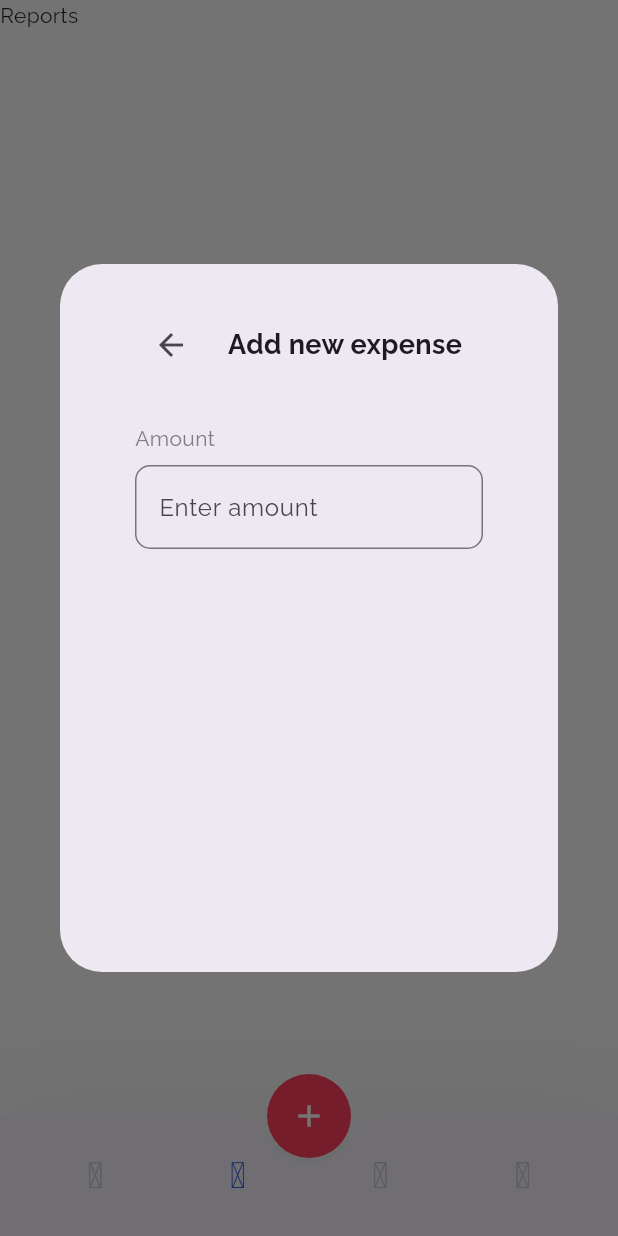
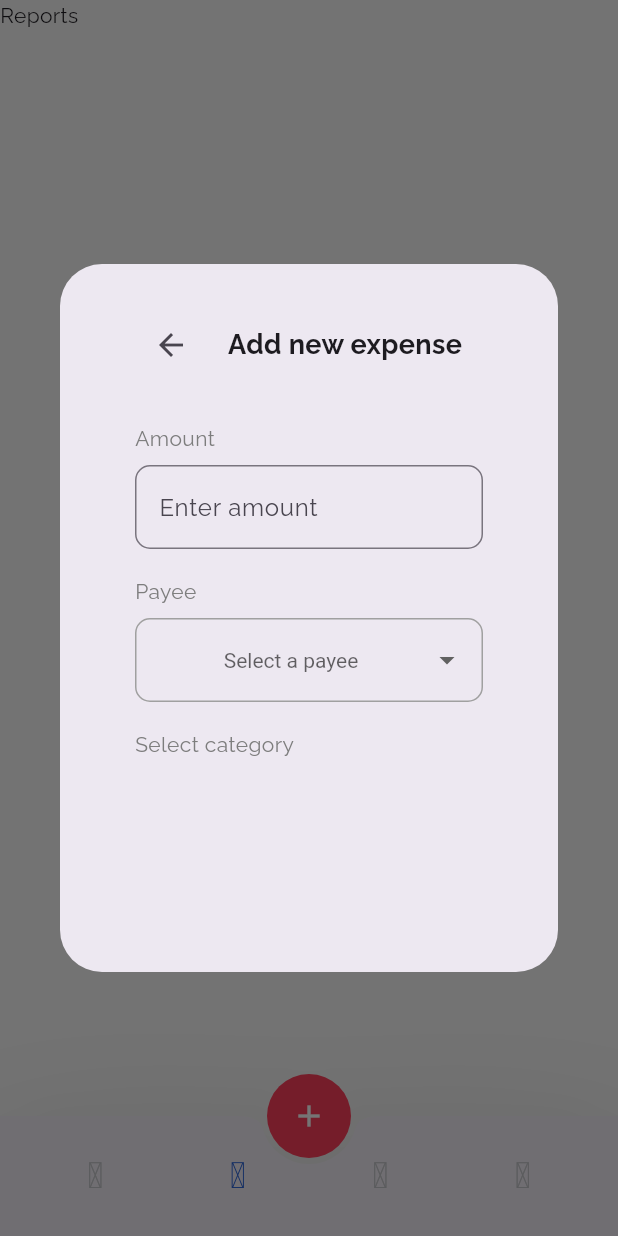
Before and after one commit to rjcalifornia/Expense, a Flutter app: the AppScreen screen opened by its route, item 2 of the bottom bar chosen, after a tap on the "add" icon, on a phone screen of 412 x 824 dp. Run offline on Flutter 3.47's test engine with Material 3 defaults, Android fonts, the phone set to English and light mode, and no system bars; our stand-ins replace google_fonts, material_symbols_icons, shared_preferences; missing offline and left inert: window_manager; accounts and stored records are empty; statements that could not run were skipped.

Commit message:
Changes to be committed: 	modified:   lib/ui/screens/app.dart 	modified:   lib/ui/screens/reports.dart 	modified:   lib/ui/screens/transactions.dart 	modified:   lib/ui/widgets/add_expense_dialog.dart

```diff
--- a/lib/ui/screens/app.dart
+++ b/lib/ui/screens/app.dart
@@ -6,7 +6,6 @@ import 'package:expense/ui/widgets/add_expense_dialog.dart';
 import 'package:flutter/material.dart';
 
 import 'package:material_symbols_icons/symbols.dart';
-import 'package:window_manager/window_manager.dart';
 
 class AppScreen extends StatefulWidget {
   const AppScreen({super.key});
@@ -72,19 +71,7 @@ class _AppScreenState extends State<AppScreen> {
       //         }),
       //   ],
       // ),
-      floatingActionButton: FloatingActionButton(
-        backgroundColor: ExpenseColors.brand,
-        onPressed: () {
-          addExpense(context);
-        },
-        tooltip: 'Add new expense',
-        shape: const CircleBorder(),
-        elevation: 0,
-        child: const Icon(
-          Icons.add,
-          color: Colors.white,
-        ),
-      ),
+      floatingActionButton: AddExpenseWidget(),
       floatingActionButtonLocation: FloatingActionButtonLocation.centerDocked,
       bottomNavigationBar: BottomAppBar(
         shape: const CircularNotchedRectangle(), surfaceTintColor: Colors.white,
--- a/lib/ui/screens/reports.dart
+++ b/lib/ui/screens/reports.dart
@@ -10,8 +10,6 @@ class ReportScreen extends StatefulWidget {
 class _ReportScreenState extends State<ReportScreen> {
   @override
   Widget build(BuildContext context) {
-    return Container(
-      child: Text("Reports"),
-    );
+    return const Text("Reports");
   }
 }
--- a/lib/ui/screens/transactions.dart
+++ b/lib/ui/screens/transactions.dart
@@ -10,8 +10,6 @@ class TransactionsScreen extends StatefulWidget {
 class _TransactionsScreenState extends State<TransactionsScreen> {
   @override
   Widget build(BuildContext context) {
-    return Container(
-      child: Text("Transactions"),
-    );
+    return const Text("Transactions");
   }
 }
--- a/lib/ui/widgets/add_expense_dialog.dart
+++ b/lib/ui/widgets/add_expense_dialog.dart
@@ -1,15 +1,28 @@
 import 'package:expense/global.dart';
 import 'package:flutter/material.dart';
 
-Future<void> addExpense(BuildContext context) {
-  return showDialog<void>(
+class AddExpenseWidget extends StatefulWidget {
+  const AddExpenseWidget({super.key});
+
+  @override
+  State<AddExpenseWidget> createState() => _AddExpenseWidgetState();
+}
+
+class _AddExpenseWidgetState extends State<AddExpenseWidget> {
+  @override
+  Widget build(BuildContext context) {
+    const List<String> list = <String>['One', 'Two', 'Three', 'Four'];
+    return FloatingActionButton(
+      backgroundColor: ExpenseColors.brand,
+      onPressed: () {
+        showDialog<void>(
             context: context,
             barrierDismissible: false,
             builder: (BuildContext context) {
               return AlertDialog(
-          contentPadding:
-              const EdgeInsets.only(top: 30, bottom: 30, left: 50, right: 50),
-          surfaceTintColor: Color(0xffF5F5F5),
+                contentPadding: const EdgeInsets.only(
+                    top: 30, bottom: 30, left: 50, right: 50),
+                surfaceTintColor: const Color(0xffF5F5F5),
                 content: Container(
                   width: 300,
                   height: MediaQuery.of(context).size.height / 2,
@@ -44,7 +57,8 @@ Future<void> addExpense(BuildContext context) {
                         children: [
                           Text(
                             "Amount",
-                      style: TextStyle(color: ExpenseColors.expenseLabels),
+                            style:
+                                TextStyle(color: ExpenseColors.expenseLabels),
                           ),
                         ],
                       ),
@@ -60,9 +74,9 @@ Future<void> addExpense(BuildContext context) {
                               color: Colors.black),
                           decoration: InputDecoration(
                             filled: false,
-                      focusedBorder: OutlineInputBorder(
+                            focusedBorder: const OutlineInputBorder(
                                 borderSide:
-                              const BorderSide(color: Color(0xffa0a0a0))),
+                                    BorderSide(color: Color(0xffa0a0a0))),
                             focusColor: const Color(0xffa0a0a0),
                             hoverColor: const Color(0xffa0a0a0),
                             fillColor: const Color(0xffF5F5F5),
@@ -71,10 +85,80 @@ Future<void> addExpense(BuildContext context) {
                                 borderSide:
                                     const BorderSide(color: Color(0xffa0a0a0))),
                             labelText: "Enter amount",
-                    ))
+                          )),
+                      const SizedBox(
+                        height: 18,
+                      ),
+                      const Row(
+                        children: [
+                          Text(
+                            "Payee",
+                            style:
+                                TextStyle(color: ExpenseColors.expenseLabels),
+                          ),
+                        ],
+                      ),
+                      const SizedBox(
+                        height: 8,
+                      ),
+                      DropdownButtonFormField(
+                        decoration: InputDecoration(
+                          fillColor: const Color(0xffF5F5F5),
+                          enabledBorder: OutlineInputBorder(
+                              borderRadius: BorderRadius.circular(10),
+                              borderSide: BorderSide(color: Color(0xffa0a0a0))),
+                          disabledBorder: InputBorder.none,
+                          focusedBorder: const OutlineInputBorder(
+                              borderSide: BorderSide(color: Color(0xffa0a0a0))),
+                          border: OutlineInputBorder(
+                              borderRadius: BorderRadius.circular(10),
+                              borderSide:
+                                  const BorderSide(color: Color(0xffa0a0a0))),
+                        ),
+                        icon: const Icon(Icons.arrow_drop_down),
+                        iconSize: 24,
+                        elevation: 16,
+                        style: const TextStyle(color: Colors.black),
+                        isExpanded: true,
+                        hint: const Center(child: Text("Select a payee")),
+                        items: list.map((item) {
+                          return DropdownMenuItem(
+                            value: item.toString(),
+                            child: Center(
+                              child: Text(item.toString()),
+                            ),
+                          );
+                        }).toList(),
+                        onChanged: (value) {},
+                      ),
+                      const SizedBox(
+                        height: 18,
+                      ),
+                      const Row(
+                        children: [
+                          Text(
+                            "Select category",
+                            style:
+                                TextStyle(color: ExpenseColors.expenseLabels),
+                          ),
+                        ],
+                      ),
+                      const SizedBox(
+                        height: 8,
+                      ),
                     ],
                   ),
                 ),
               );
             });
+      },
+      tooltip: 'Add new expense',
+      shape: const CircleBorder(),
+      elevation: 0,
+      child: const Icon(
+        Icons.add,
+        color: Colors.white,
+      ),
+    );
   }
+}
```
Lines whose indentation alone changed are shown as unchanged.
